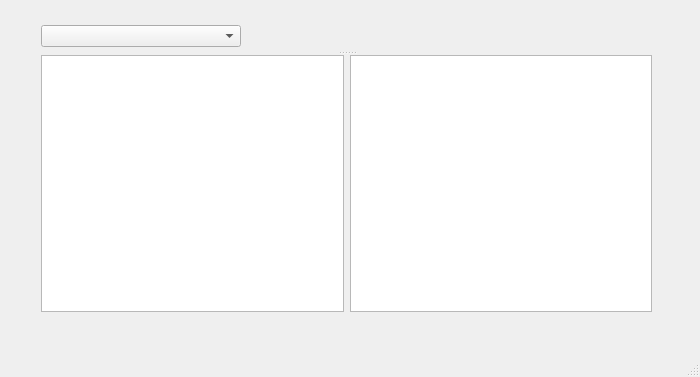
This is Morze/history.ui in akbarshar1pov/morze as Qt 5 draws it before an edit. The edited form follows.
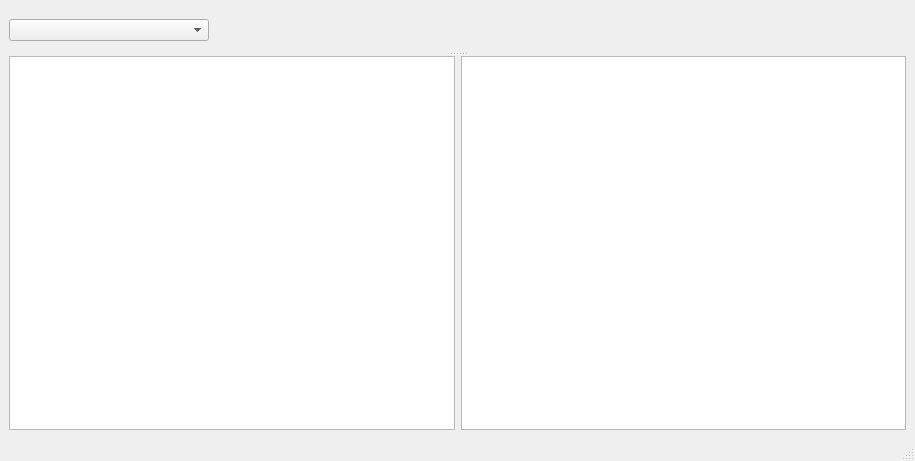
This is the edited form.

```diff
--- a/Morze/history.ui
+++ b/Morze/history.ui
@@ -6,27 +6,21 @@
    <rect>
     <x>0</x>
     <y>0</y>
-    <width>700</width>
-    <height>377</height>
+    <width>915</width>
+    <height>461</height>
    </rect>
   </property>
   <property name="windowTitle">
    <string>MainWindow</string>
   </property>
   <widget class="QWidget" name="centralwidget">
+   <layout class="QGridLayout" name="gridLayout">
+    <item row="0" column="0">
    <widget class="QSplitter" name="splitter">
-    <property name="geometry">
-     <rect>
-      <x>41</x>
-      <y>21</y>
-      <width>611</width>
-      <height>291</height>
-     </rect>
-    </property>
     <property name="orientation">
      <enum>Qt::Vertical</enum>
     </property>
-    <widget class="QWidget" name="">
+      <widget class="QWidget" name="layoutWidget">
      <layout class="QHBoxLayout" name="horizontalLayout_3">
       <item>
        <widget class="QComboBox" name="comboBox_2">
@@ -56,7 +50,7 @@
       </item>
      </layout>
     </widget>
-    <widget class="QWidget" name="">
+      <widget class="QWidget" name="layoutWidget">
      <layout class="QHBoxLayout" name="horizontalLayout_4">
       <item>
        <widget class="QTextBrowser" name="text_2"/>
@@ -67,6 +61,8 @@
      </layout>
     </widget>
    </widget>
+    </item>
+   </layout>
   </widget>
   <widget class="QMenuBar" name="menubar">
    <property name="geometry">
```
Left out of the diff: 2 changed lines with no effect on the pictures. Lines whose indentation alone changed are shown as unchanged.
